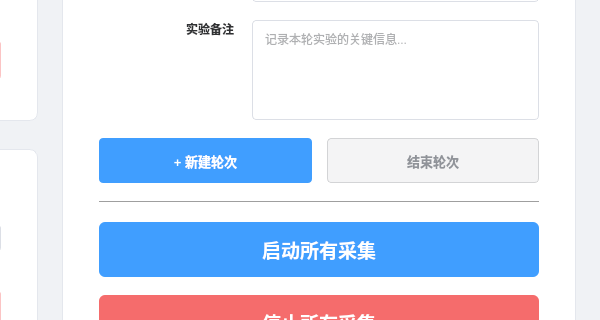
This is forms/SensorPage.ui in Huier-git/Drill2tool as Qt 5 draws it before an edit; both pictures show x 500 to 1100 and y 418 to 738 of the 1100 by 829 pixel window. The edited form follows.
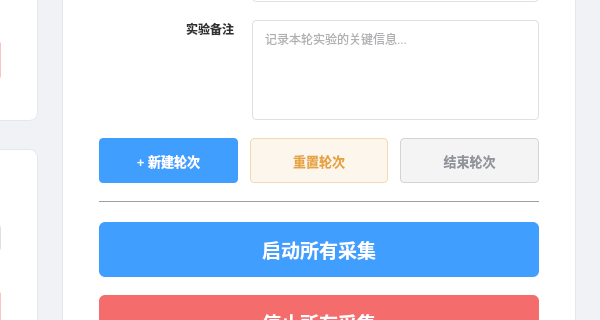
This is the edited form.

Commit message:
feat: 添加轮次重置功能
- 在 SensorPage UI 添加"重置轮次"按钮（橙色警告样式）
- DbWriter 新增 clearRoundData() 方法，删除指定轮次的所有数据
  - 删除 sensor_data 表中的数据
  - 删除 time_windows 表中的数据
  - 清除内存中的窗口缓存
- AcquisitionManager 新增 resetCurrentRound() 方法
  - 调用 DbWriter 清除当前轮次数据
  - 重置时间基准，重新开始采集
- SensorPage 实现 onResetRound() 槽函数
  - 显示警告确认对话框
  - 调用 AcquisitionManager 执行重置
  - 提示用户重置完成

功能：用户可在数据采集页面重置当前轮次，清空所有已采集数据后重新开始采集，保持相同的轮次ID

What changed in the file:
```diff
--- a/forms/SensorPage.ui
+++ b/forms/SensorPage.ui
@@ -202,6 +202,17 @@
     border-color: #909399;
 }
 
+QPushButton#btn_reset_round {
+    background-color: #fdf6ec;
+    color: #e6a23c;
+    border: 1px solid #f5dab1;
+}
+QPushButton#btn_reset_round:hover {
+    background-color: #e6a23c;
+    color: white;
+    border-color: #e6a23c;
+}
+
 /* Global Start/Stop */
 QPushButton#btn_start_all {
     background-color: #409eff;
@@ -823,7 +834,7 @@
         <item row="2" column="0" colspan="3">
          <layout class="QHBoxLayout" name="horizontalLayout_rounds">
           <property name="spacing">
-           <number>15</number>
+           <number>12</number>
           </property>
           <item>
            <widget class="QPushButton" name="btn_new_round">
@@ -838,6 +849,19 @@
             </property>
            </widget>
           </item>
+          <item>
+           <widget class="QPushButton" name="btn_reset_round">
+            <property name="minimumSize">
+             <size>
+              <width>0</width>
+              <height>45</height>
+             </size>
+            </property>
+            <property name="text">
+             <string>重置轮次</string>
+            </property>
+           </widget>
+          </item>
           <item>
            <widget class="QPushButton" name="btn_end_round">
             <property name="minimumSize">
```
The commit also changes 6 other files.
